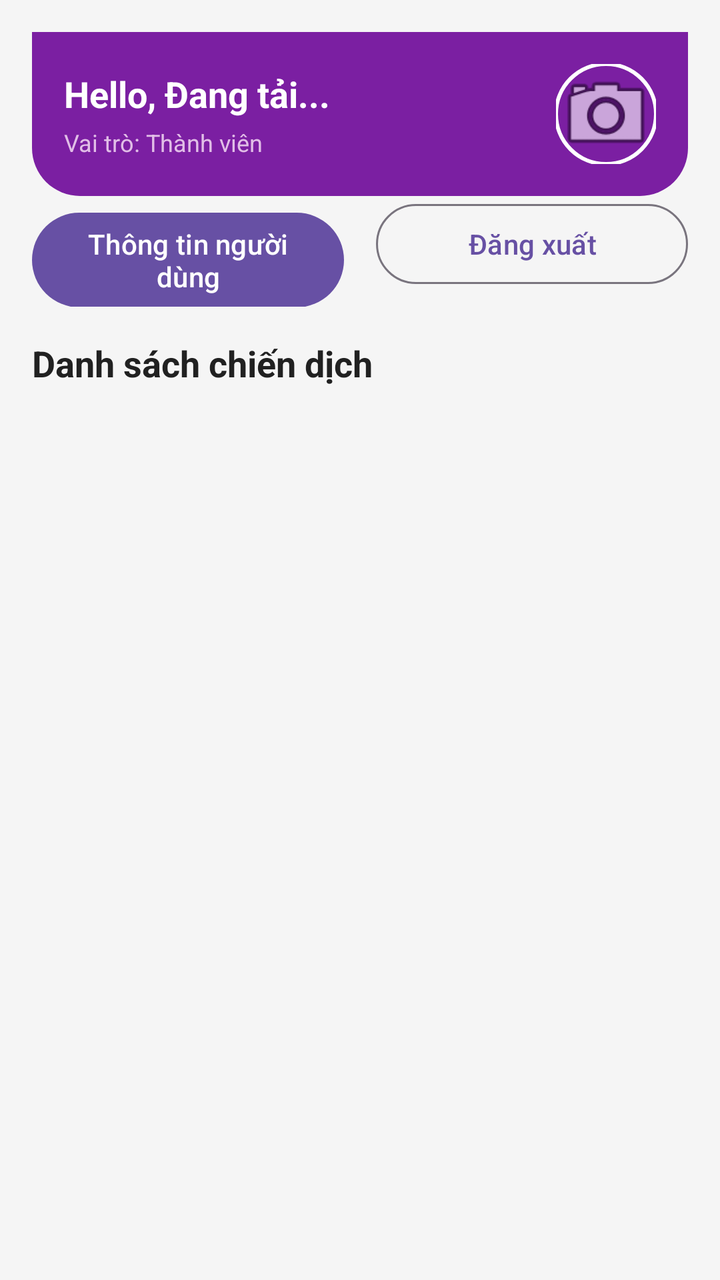
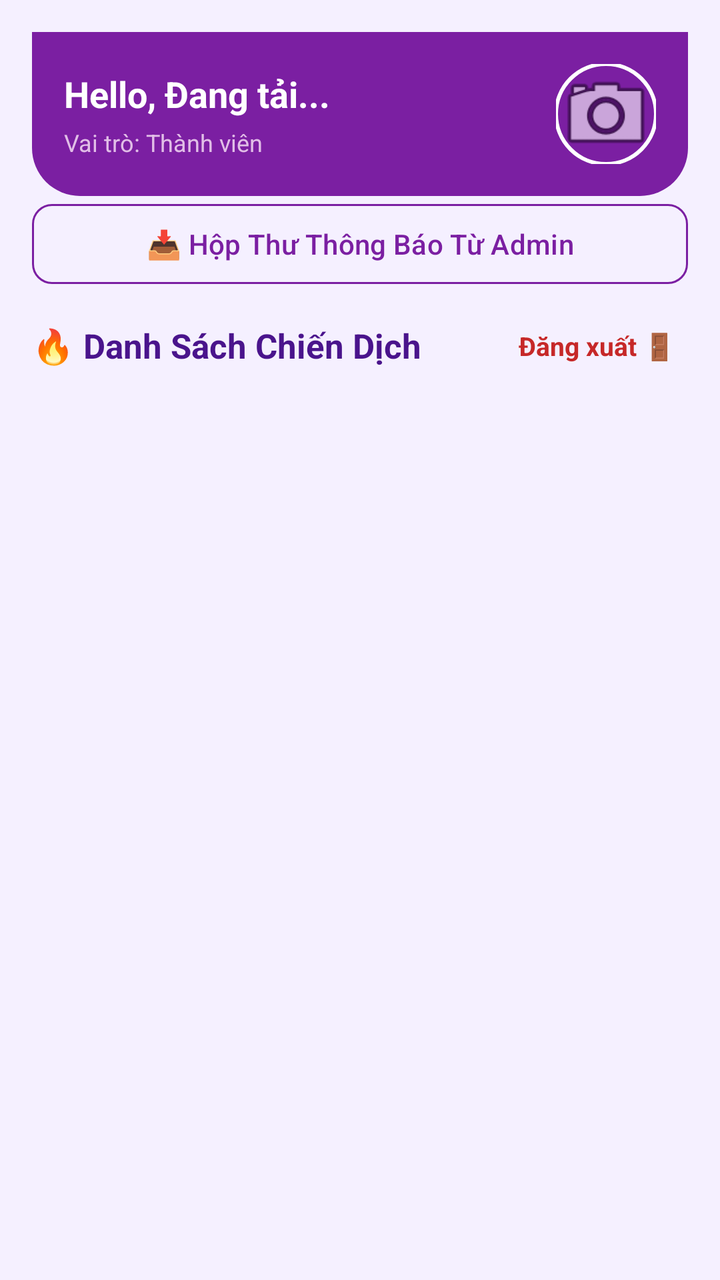

Screens rendered from an Android XML layout before and after an edit, with the pre-edit source and the edit as a unified diff.
<!-- AndroidManifest.xml: application theme Theme.Crowdfunding -->
<!-- res/layout/activity_main.xml -->
<?xml version="1.0" encoding="utf-8"?>
<LinearLayout
    xmlns:android="http://schemas.android.com/apk/res/android"
    xmlns:tools="http://schemas.android.com/tools"
    android:id="@+id/main"
    android:layout_width="match_parent"
    android:layout_height="match_parent"
    android:orientation="vertical"
    android:padding="16dp"
    android:background="@color/background_light"
    tools:context=".MainActivity">

    
    <include
        android:id="@+id/userHeader"
        layout="@layout/layout_user_header" />

    
    <Button
        android:id="@+id/btnAdminDashboard"
        android:layout_width="match_parent"
        android:layout_height="wrap_content"
        android:layout_marginBottom="12dp"
        android:backgroundTint="#7B1FA2"
        android:text="⚡ Vào Trang Quản Trị Admin"
        android:textColor="#FFFFFF"
        android:visibility="gone" />

    <LinearLayout
        android:layout_width="match_parent"
        android:layout_height="wrap_content"
        android:orientation="horizontal"
        android:layout_marginBottom="16dp">

        <Button
            android:id="@+id/btnProfile"
            android:layout_width="0dp"
            android:layout_height="wrap_content"
            android:layout_weight="1"
            android:layout_marginEnd="8dp"
            android:text="Thông tin người dùng" />

        <Button
            android:id="@+id/btnLogout"
            android:layout_width="0dp"
            android:layout_height="wrap_content"
            android:layout_weight="1"
            android:layout_marginStart="8dp"
            android:text="Đăng xuất"
            style="?attr/materialButtonOutlinedStyle" />
    </LinearLayout>

    <TextView
        android:layout_width="wrap_content"
        android:layout_height="wrap_content"
        android:text="Danh sách chiến dịch"
        android:textSize="18sp"
        android:textColor="@color/text_primary"
        android:textStyle="bold"
        android:layout_marginBottom="8dp"/>

    
    <androidx.recyclerview.widget.RecyclerView
        android:id="@+id/rvCampaigns"
        android:layout_width="match_parent"
        android:layout_height="match_parent" />

</LinearLayout>
<!-- res/layout/layout_user_header.xml (included above) -->
<?xml version="1.0" encoding="utf-8"?>
<LinearLayout xmlns:android="http://schemas.android.com/apk/res/android"
    xmlns:app="http://schemas.android.com/apk/res-auto"
    android:layout_width="match_parent"
    android:layout_height="wrap_content"
    android:background="@drawable/bg_purple_header"
    android:gravity="center_vertical"
    android:orientation="horizontal"
    android:padding="16dp">

    <LinearLayout
        android:layout_width="0dp"
        android:layout_height="wrap_content"
        android:layout_weight="1"
        android:orientation="vertical">

        <TextView
            android:id="@+id/tvHelloUser"
            android:layout_width="wrap_content"
            android:layout_height="wrap_content"
            android:text="Hello, Đang tải..."
            android:textColor="#FFFFFF"
            android:textSize="18sp"
            android:textStyle="bold" />

        <TextView
            android:id="@+id/tvUserRoleBadge"
            android:layout_width="wrap_content"
            android:layout_height="wrap_content"
            android:layout_marginTop="4dp"
            android:text="Vai trò: Thành viên"
            android:textColor="#E1BEE7"
            android:textSize="12sp" />
    </LinearLayout>

    
    <com.google.android.material.imageview.ShapeableImageView
        android:id="@+id/ivUserAvatar"
        android:layout_width="50dp"
        android:layout_height="50dp"
        android:clickable="true"
        android:focusable="true"
        android:scaleType="centerCrop"
        android:src="@android:drawable/ic_menu_camera"
        app:shapeAppearanceOverlay="@style/ShapeAppearance.Material3.Corner.Full"
        app:strokeColor="#FFFFFF"
        app:strokeWidth="2dp" />

</LinearLayout>
<!-- resources referenced by this layout -->
<resources>
  <color name="background_light">#F5F5F5</color>
  <color name="text_primary">#212121</color>
  <!-- drawable bg_purple_header (drawable) -->
  <?xml version="1.0" encoding="utf-8"?>
  <shape xmlns:android="http://schemas.android.com/apk/res/android"
      android:shape="rectangle">
  
      
      <solid android:color="#7B1FA2" />
  
      
      <corners
          android:bottomLeftRadius="24dp"
          android:bottomRightRadius="24dp" />
  </shape>
  <style name="Theme.Crowdfunding" parent="Base.Theme.Crowdfunding" />
  <style name="Base.Theme.Crowdfunding" parent="Theme.Material3.DayNight.NoActionBar">
          
          
      </style>
</resources>

<!-- the commit's change to res/layout/activity_main.xml (unified diff, before → after) -->
@@ -1,13 +1,14 @@
 <?xml version="1.0" encoding="utf-8"?>
 <LinearLayout
     xmlns:android="http://schemas.android.com/apk/res/android"
+    xmlns:app="http://schemas.android.com/apk/res-auto"
     xmlns:tools="http://schemas.android.com/tools"
     android:id="@+id/main"
     android:layout_width="match_parent"
     android:layout_height="match_parent"
     android:orientation="vertical"
     android:padding="16dp"
-    android:background="@color/background_light"
+    android:background="#F5F0FF"
     tools:context=".MainActivity">
 
     
@@ -16,54 +17,67 @@
         layout="@layout/layout_user_header" />
 
     
-    <Button
+    <com.google.android.material.button.MaterialButton
         android:id="@+id/btnAdminDashboard"
         android:layout_width="match_parent"
         android:layout_height="wrap_content"
-        android:layout_marginBottom="12dp"
+        android:layout_marginTop="12dp"
+        android:layout_marginBottom="8dp"
         android:backgroundTint="#7B1FA2"
         android:text="⚡ Vào Trang Quản Trị Admin"
         android:textColor="#FFFFFF"
-        android:visibility="gone" />
+        android:visibility="gone"
+        app:cornerRadius="10dp" />
 
+    
+    <com.google.android.material.button.MaterialButton
+        android:id="@+id/btnInbox"
+        style="@style/Widget.Material3.Button.OutlinedButton"
+        android:layout_width="match_parent"
+        android:layout_height="wrap_content"
+        android:layout_marginBottom="12dp"
+        android:text="📥 Hộp Thư Thông Báo Từ Admin"
+        android:textColor="#7B1FA2"
+        app:cornerRadius="10dp"
+        app:strokeColor="#7B1FA2" />
+
+    
     <LinearLayout
         android:layout_width="match_parent"
         android:layout_height="wrap_content"
         android:orientation="horizontal"
-        android:layout_marginBottom="16dp">
+        android:gravity="center_vertical"
+        android:layout_marginBottom="12dp">
 
-        <Button
-            android:id="@+id/btnProfile"
+        <TextView
             android:layout_width="0dp"
             android:layout_height="wrap_content"
             android:layout_weight="1"
-            android:layout_marginEnd="8dp"
-            android:text="Thông tin người dùng" />
+            android:text="🔥 Danh Sách Chiến Dịch"
+            android:textColor="#4A148C"
+            android:textSize="17sp"
+            android:textStyle="bold" />
 
-        <Button
-            android:id="@+id/btnLogout"
-            android:layout_width="0dp"
+        
+        <TextView
+            android:id="@+id/btnLogoutText"
+            android:layout_width="wrap_content"
             android:layout_height="wrap_content"
-            android:layout_weight="1"
-            android:layout_marginStart="8dp"
-            android:text="Đăng xuất"
-            style="?attr/materialButtonOutlinedStyle" />
+            android:text="Đăng xuất 🚪"
+            android:textColor="#C62828"
+            android:textSize="13sp"
+            android:textStyle="bold"
+            style="?attr/selectableItemBackground"
+            android:padding="6dp" />
     </LinearLayout>
-
-    <TextView
-        android:layout_width="wrap_content"
-        android:layout_height="wrap_content"
-        android:text="Danh sách chiến dịch"
-        android:textSize="18sp"
-        android:textColor="@color/text_primary"
-        android:textStyle="bold"
-        android:layout_marginBottom="8dp"/>
 
     
     <androidx.recyclerview.widget.RecyclerView
         android:id="@+id/rvCampaigns"
         android:layout_width="match_parent"
-        android:layout_height="match_parent" />
+        android:layout_height="0dp"
+        android:layout_weight="1"
+        android:clipToPadding="false" />
 
 </LinearLayout>
 <!-- res/layout/layout_user_header.xml (included above) -->
<!-- resource entries referenced after the edit -->
@@ -1,7 +1,5 @@
 <!-- resources referenced by this layout -->
 <resources>
-  <color name="background_light">#F5F5F5</color>
-  <color name="text_primary">#212121</color>
   <!-- drawable bg_purple_header (drawable) -->
   <?xml version="1.0" encoding="utf-8"?>
   <shape xmlns:android="http://schemas.android.com/apk/res/android"
